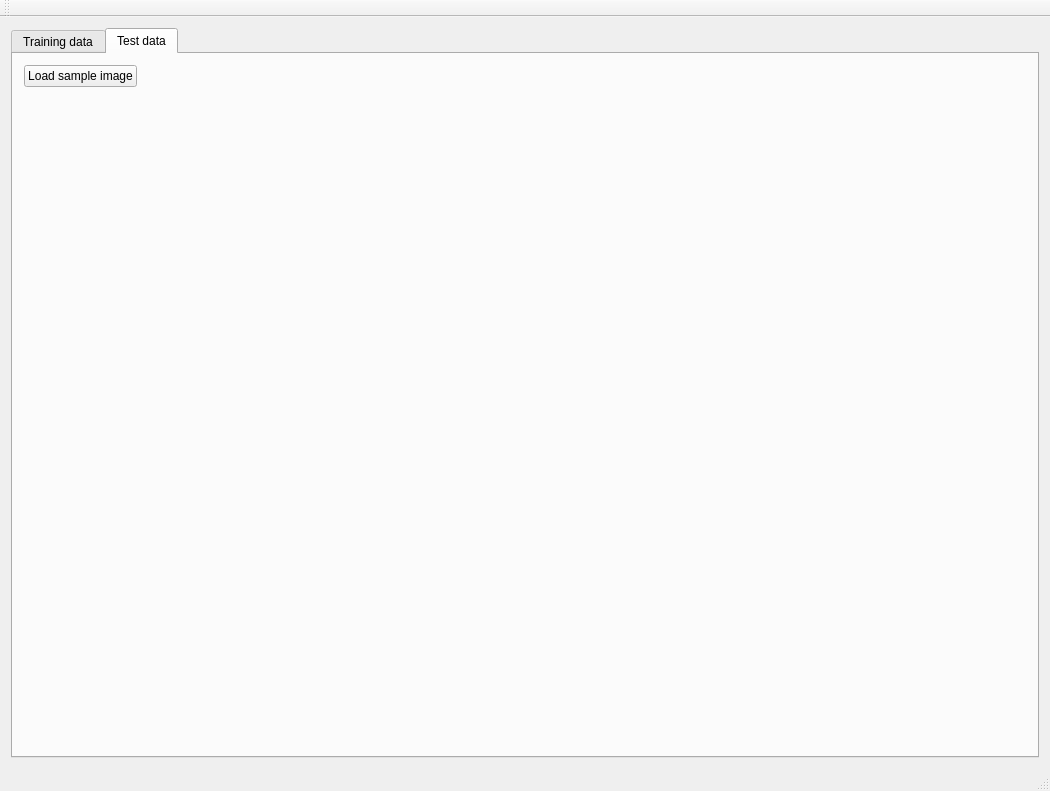
The window that src/mainwindow.ui (sme-gmbh/hackatum17) describes before a commit, drawn with Qt 5.
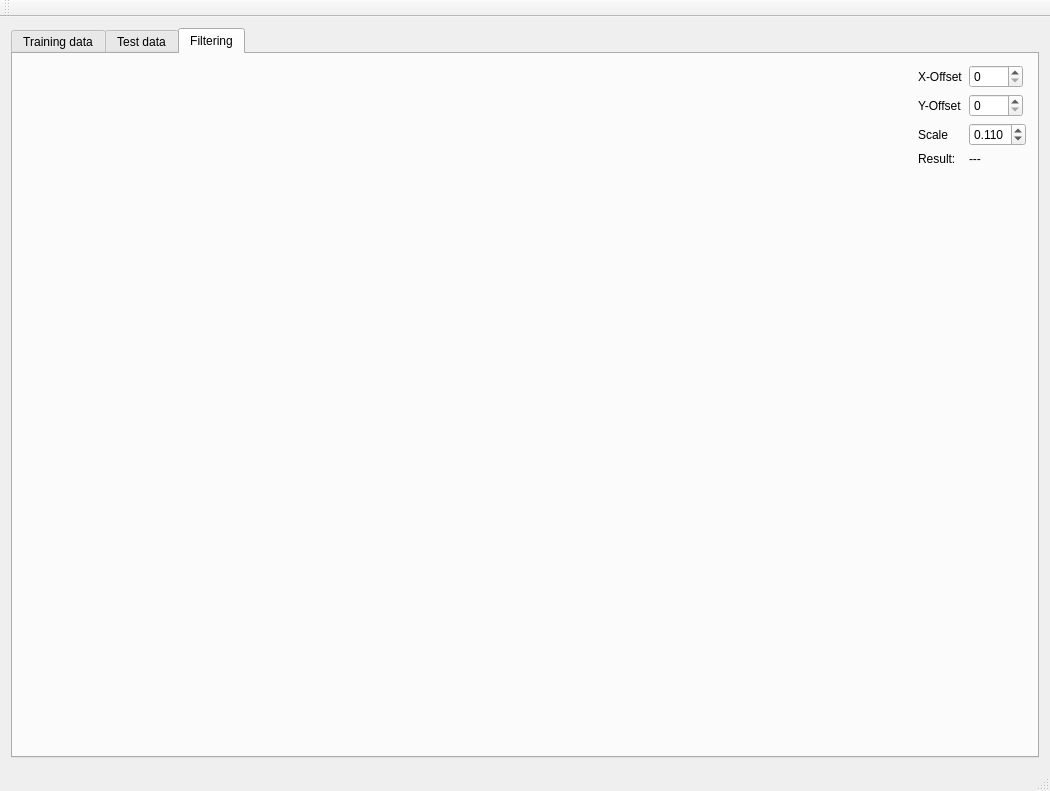
The same window after the commit.

Commit message: Basic image recognition works.

```diff
--- a/src/mainwindow.ui
+++ b/src/mainwindow.ui
@@ -24,7 +24,7 @@
     <item row="0" column="0">
      <widget class="QTabWidget" name="tabWidget">
       <property name="currentIndex">
-       <number>1</number>
+       <number>2</number>
       </property>
       <widget class="QWidget" name="tab">
        <attribute name="title">
@@ -154,6 +154,128 @@
         </item>
        </layout>
       </widget>
+      <widget class="QWidget" name="tab_3">
+       <attribute name="title">
+        <string>Filtering</string>
+       </attribute>
+       <layout class="QGridLayout" name="gridLayout_4">
+        <item row="0" column="0" rowspan="5">
+         <widget class="QLabel" name="label_filterImage">
+          <property name="text">
+           <string/>
+          </property>
+         </widget>
+        </item>
+        <item row="1" column="2">
+         <widget class="QSpinBox" name="spinBox_matchY">
+          <property name="sizePolicy">
+           <sizepolicy hsizetype="Maximum" vsizetype="Fixed">
+            <horstretch>0</horstretch>
+            <verstretch>0</verstretch>
+           </sizepolicy>
+          </property>
+          <property name="maximum">
+           <number>2000</number>
+          </property>
+         </widget>
+        </item>
+        <item row="2" column="2">
+         <widget class="QDoubleSpinBox" name="doubleSpinBox_compareScale">
+          <property name="decimals">
+           <number>3</number>
+          </property>
+          <property name="maximum">
+           <double>2.000000000000000</double>
+          </property>
+          <property name="singleStep">
+           <double>0.010000000000000</double>
+          </property>
+          <property name="value">
+           <double>0.110000000000000</double>
+          </property>
+         </widget>
+        </item>
+        <item row="2" column="1">
+         <widget class="QLabel" name="label_3">
+          <property name="sizePolicy">
+           <sizepolicy hsizetype="Maximum" vsizetype="Preferred">
+            <horstretch>0</horstretch>
+            <verstretch>0</verstretch>
+           </sizepolicy>
+          </property>
+          <property name="text">
+           <string>Scale</string>
+          </property>
+         </widget>
+        </item>
+        <item row="0" column="2">
+         <widget class="QSpinBox" name="spinBox_matchX">
+          <property name="sizePolicy">
+           <sizepolicy hsizetype="Maximum" vsizetype="Fixed">
+            <horstretch>0</horstretch>
+            <verstretch>0</verstretch>
+           </sizepolicy>
+          </property>
+          <property name="maximum">
+           <number>2000</number>
+          </property>
+         </widget>
+        </item>
+        <item row="1" column="1">
+         <widget class="QLabel" name="label_2">
+          <property name="sizePolicy">
+           <sizepolicy hsizetype="Maximum" vsizetype="Preferred">
+            <horstretch>0</horstretch>
+            <verstretch>0</verstretch>
+           </sizepolicy>
+          </property>
+          <property name="text">
+           <string>Y-Offset</string>
+          </property>
+         </widget>
+        </item>
+        <item row="0" column="1">
+         <widget class="QLabel" name="label">
+          <property name="sizePolicy">
+           <sizepolicy hsizetype="Maximum" vsizetype="Preferred">
+            <horstretch>0</horstretch>
+            <verstretch>0</verstretch>
+           </sizepolicy>
+          </property>
+          <property name="text">
+           <string>X-Offset</string>
+          </property>
+         </widget>
+        </item>
+        <item row="4" column="2">
+         <spacer name="verticalSpacer_2">
+          <property name="orientation">
+           <enum>Qt::Vertical</enum>
+          </property>
+          <property name="sizeHint" stdset="0">
+           <size>
+            <width>20</width>
+            <height>40</height>
+           </size>
+          </property>
+         </spacer>
+        </item>
+        <item row="3" column="1">
+         <widget class="QLabel" name="label_4">
+          <property name="text">
+           <string>Result:</string>
+          </property>
+         </widget>
+        </item>
+        <item row="3" column="2">
+         <widget class="QLabel" name="label_compareResult">
+          <property name="text">
+           <string>---</string>
+          </property>
+         </widget>
+        </item>
+       </layout>
+      </widget>
      </widget>
     </item>
    </layout>
```
Left out of the diff: 9 changed lines with no effect on the pictures. The commit also changes 8 other files.
